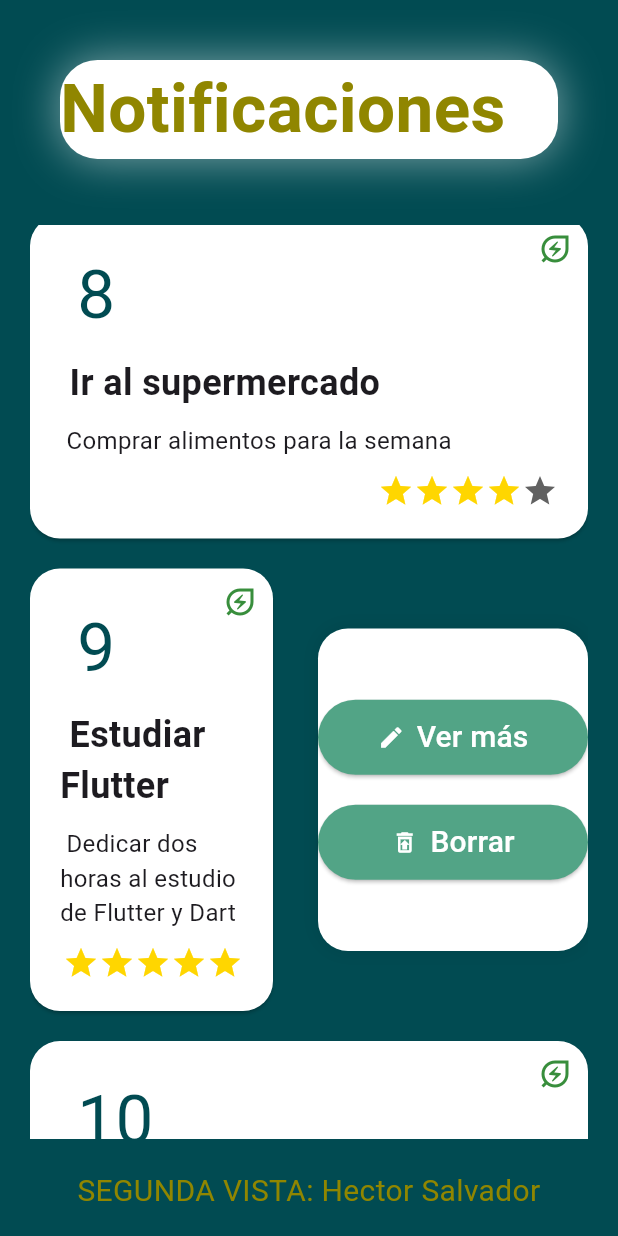
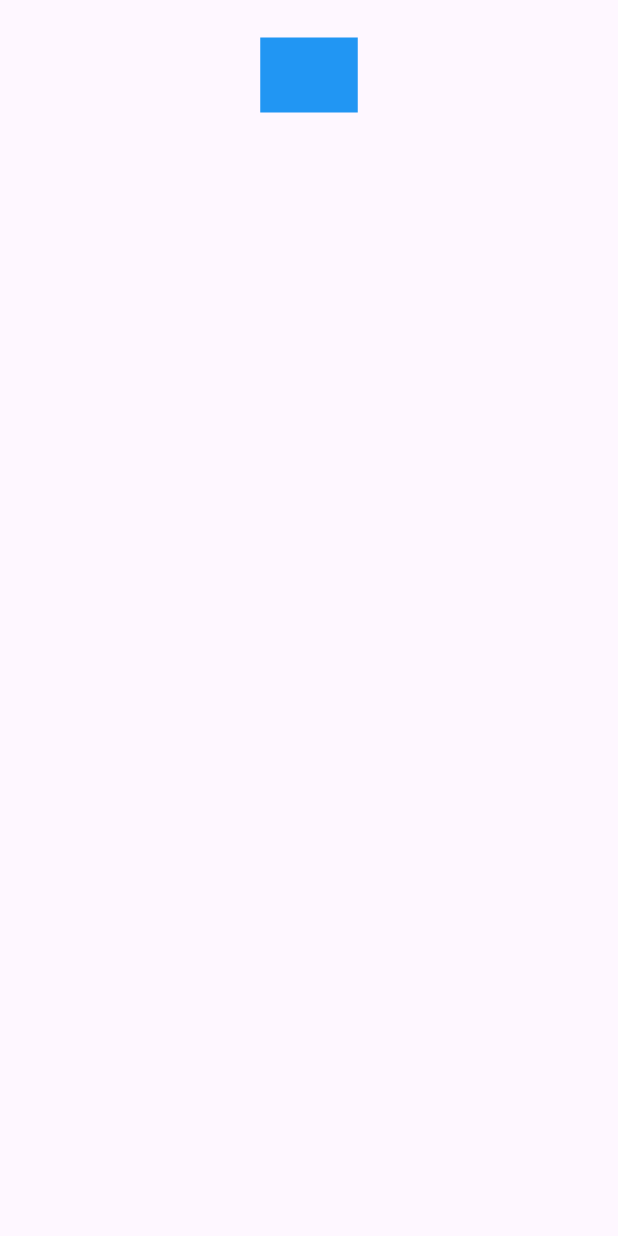
Before and after one commit to Fundamentos-Moviles/examen-i-HectorSRT, a Flutter app: the Home screen opened directly, scrolled down 1152 dp, after a tap on "Ver más", on a phone screen of 412 x 824 dp. Run offline on Flutter 3.47's test engine with Material 3 defaults, Android fonts, the light colour scheme and no system bars.

Commit message:
Examen entrega final Hector Contreras

```diff
--- a/lib/home.dart
+++ b/lib/home.dart
@@ -1,3 +1,4 @@
+import 'package:examen1_cahs/more_info.dart';
 import 'package:flutter/material.dart';
 import 'package:examen1_cahs/utils/constants.dart' as con;
 
@@ -101,7 +102,7 @@ class _HomeState extends State<Home> {
                                           ),
                                           const SizedBox(height: 10),
                                           Text(
-                                            datos[2], // Título de la actividad
+                                            datos[2], // Título
                                             style: const TextStyle(
                                               fontSize: 24,
                                               fontWeight: FontWeight.bold,
@@ -109,7 +110,7 @@ class _HomeState extends State<Home> {
                                           ),
                                           const SizedBox(height: 10),
                                           Text(
-                                            datos[3], // Descripción de la actividad
+                                            datos[3], // Descripción
                                             style: const TextStyle(
                                               fontSize: 16,
                                             ),
@@ -118,7 +119,6 @@ class _HomeState extends State<Home> {
                                           Row(
                                             children: [
                                               Spacer(),
-                                              // Estrellas amarillas
                                               ...List.generate(
                                                 estrellas,
                                                     (index) => Icon(
@@ -126,7 +126,6 @@ class _HomeState extends State<Home> {
                                                   color: Colors.yellowAccent[700],
                                                 ),
                                               ),
-                                              // Estrellas grises
                                               ...List.generate(
                                                 5 - estrellas,
                                                     (index) => Icon(
@@ -173,17 +172,22 @@ class _HomeState extends State<Home> {
                                   children: [
                                     ElevatedButton(
                                       onPressed: () {
-                                        // Lógica para "Ver más"
+                                        Navigator.push(
+                                          context,
+                                          MaterialPageRoute(
+                                            builder: (context) => MoreInfo(),
+                                          ),
+                                        );
                                       },
                                       style: ElevatedButton.styleFrom(
                                         backgroundColor: const Color(0xFF52A486),
                                         minimumSize: const Size(180, 50),
                                       ),
                                       child: Row(
-                                        mainAxisSize: MainAxisSize.min, // Para ajustar el tamaño al contenido
+                                        mainAxisSize: MainAxisSize.min,
                                         children: [
                                           const Icon(Icons.edit, color: Colors.white),
-                                          const SizedBox(width: 8), // Espacio entre el ícono y el texto
+                                          const SizedBox(width: 8),
                                           const Text(
                                             'Ver más',
                                             style: TextStyle(
@@ -268,6 +272,7 @@ class _HomeState extends State<Home> {
       duration: Duration(seconds: duracion),
       action: SnackBarAction(
         onPressed: () {
+
         },
         label: 'Cerrar',
       ),
--- a/lib/main.dart
+++ b/lib/main.dart
@@ -1,5 +1,6 @@
 import 'package:examen1_cahs/home.dart';
 import 'package:examen1_cahs/login.dart';
+import 'package:examen1_cahs/more_info.dart';
 import 'package:flutter/material.dart';
 
 
@@ -21,7 +22,7 @@
         colorScheme: ColorScheme.fromSeed(seedColor: Colors.deepPurple),
         useMaterial3: true,
       ),
-      home: const Login(),
+      home: Login(),
     );
   }
 }
--- /dev/null
+++ b/lib/more_info.dart
@@ -0,0 +1,47 @@
+import 'package:flutter/material.dart';
+
+class MoreInfo extends StatefulWidget {
+  @override
+  _MoreInfo createState() => _MoreInfo();
+}
+
+class _MoreInfo extends State<MoreInfo> {
+  List<Color> _rectangleColors = [Colors.blue];
+  bool _isBlue = false;
+
+  void _addRectangle() {
+    setState(() {
+      _rectangleColors.add(_isBlue ? Colors.blue : Colors.green);
+      _isBlue = !_isBlue;
+    });
+  }
+
+  @override
+  Widget build(BuildContext context) {
+    return Scaffold(
+      body: Center(
+        child: Column(
+          children: [
+            SizedBox(height: 20),
+            Expanded(
+              child: Wrap(
+                children: List.generate(
+                  _rectangleColors.length,
+                      (index) => GestureDetector(
+                    onTap: _addRectangle,
+                    child: Container(
+                      width: 65,
+                      height: 50,
+                      color: _rectangleColors[index],
+                      margin: EdgeInsets.all(5),
+                    ),
+                  ),
+                ),
+              ),
+            ),
+          ],
+        ),
+      ),
+    );
+  }
+}
```
Also changed, not shown: lib/utils/constants.dart (+12 -0 lines).
